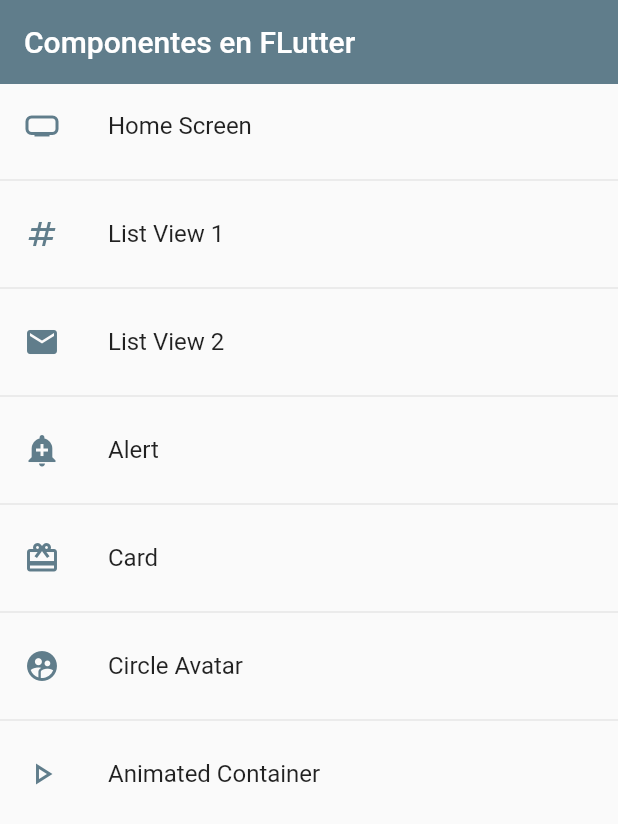
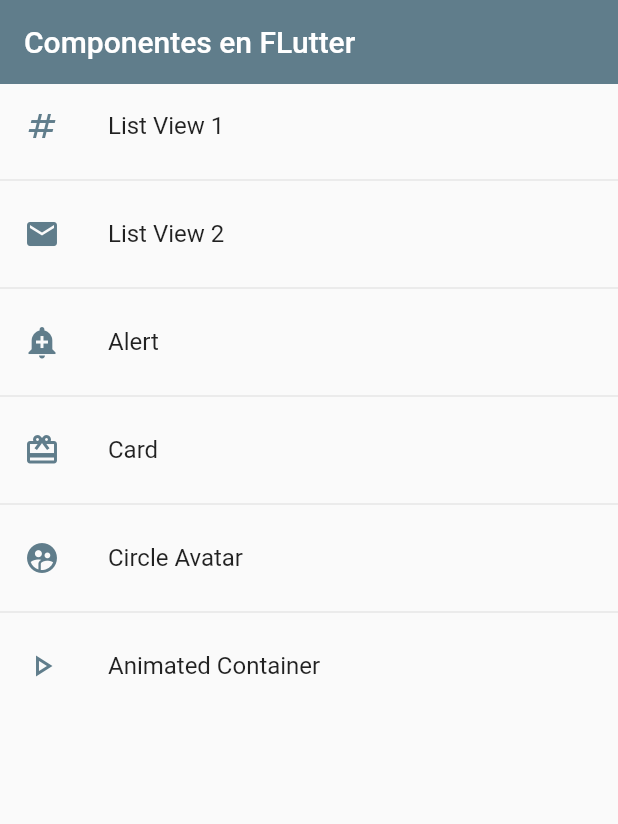
Before and after one commit to andresar784/UdemyFlutterCourse, a Flutter app: the screen it shows after launch, on a phone screen of 412 x 824 dp. Shown: the top 824 px of the screen. Run offline on Flutter 3.47's test engine with Material 2 defaults, Android fonts, the phone set to English and light mode, and no system bars.

Commit message:
more added

```diff
--- a/lib/routes/approutes.dart
+++ b/lib/routes/approutes.dart
@@ -7,7 +7,7 @@ class AppRoutes {
 
   static final menuOptions = <MenuOption> [
 
-    MenuOption(route: 'home', icon: Icons.home_max, name: 'Home Screen', screen:const HomeScreen()),
+   //MenuOption(route: 'home', icon: Icons.home_max, name: 'Home Screen', screen:const HomeScreen()),
     MenuOption(route: 'listview1', icon: Icons.numbers , name: 'List View 1', screen:const Listview1Screen()),
     MenuOption(route: 'listview2', icon: Icons.mail, name: 'List View 2', screen:const Listview2Screen()),
     MenuOption(route: 'alert', icon: Icons.add_alert , name: 'Alert', screen:const AlertScreen()),
@@ -19,6 +19,10 @@ class AppRoutes {
   static Map<String, Widget Function(BuildContext)> getAppRoutes(){
 
     Map<String, Widget Function(BuildContext)> appRoutes = {};
+
+    appRoutes.addAll({'home' : (BuildContext context)=> const HomeScreen()});
+
+
       for(final options in menuOptions){
         appRoutes.addAll({ options.route : (BuildContext context ) => options.screen});
       }
--- a/lib/screens/animated.dart
+++ b/lib/screens/animated.dart
@@ -41,8 +41,9 @@ class _AnimatedScreenState extends State<AnimatedScreen> {
         title: const Text('Animated Container'),
       ),
       body: Center(
-         child:
-         Container(
+         child: AnimatedContainer(
+          duration: const Duration(milliseconds: 400),
+          curve: Curves.easeOutCubic,
           height: _height,
           width: _width,
           decoration: BoxDecoration(
```
